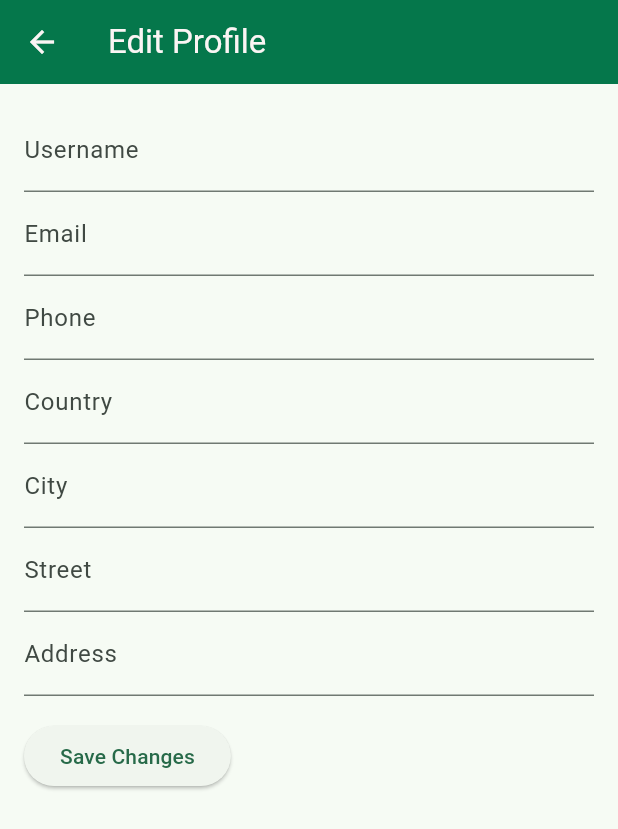
After one commit to ShakyaRupasinghe4168/organic, a Flutter app: the ProfileScreen screen opened directly, after a tap on the "edit" icon, on a phone screen of 412 x 824 dp. The commit adds this screen. Shown: the top 829 px of the screen. Run offline on Flutter 3.47's test engine with Material 3 defaults, Android fonts, the phone set to English and light mode, and no system bars; our stand-ins replace cached_network_image, carousel_slider, cloud_firestore, firebase_auth, firebase_core, firebase_messaging and 5 more; missing offline and left inert: image_card; accounts and stored records are empty.

Commit message:
Your descriptive commit message here

```diff
--- a/lib/models/user_model.dart
+++ b/lib/models/user_model.dart
@@ -68,4 +68,37 @@ class UserModel {
       city: json['city'],
     );
   }
+
+  // Copy constructor to create a new instance with updated values
+  UserModel copyWith({
+    String? uId,
+    String? username,
+    String? email,
+    String? phone,
+    String? userImg,
+    String? userDeviceToken,
+    String? country,
+    String? userAddress,
+    String? street,
+    bool? isAdmin,
+    bool? isActive,
+    DateTime? createdOn,
+    String? city,
+  }) {
+    return UserModel(
+      uId: uId ?? this.uId,
+      username: username ?? this.username,
+      email: email ?? this.email,
+      phone: phone ?? this.phone,
+      userImg: userImg ?? this.userImg,
+      userDeviceToken: userDeviceToken ?? this.userDeviceToken,
+      country: country ?? this.country,
+      userAddress: userAddress ?? this.userAddress,
+      street: street ?? this.street,
+      isAdmin: isAdmin ?? this.isAdmin,
+      isActive: isActive ?? this.isActive,
+      createdOn: createdOn ?? this.createdOn,
+      city: city ?? this.city,
+    );
+  }
 }
--- /dev/null
+++ b/lib/screens/user-panel/edit-profile-screen.dart
@@ -0,0 +1,144 @@
+// ignore_for_file: library_private_types_in_public_api, prefer_final_fields, use_build_context_synchronously, prefer_const_constructors, avoid_print
+
+import 'package:cloud_firestore/cloud_firestore.dart';
+import 'package:flutter/material.dart';
+import 'package:organic_plate/models/user_model.dart';
+import 'package:organic_plate/utils/app_constant.dart';
+
+class EditProfileScreen extends StatefulWidget {
+  final UserModel? userData;
+
+  const EditProfileScreen({Key? key, required this.userData}) : super(key: key);
+
+  @override
+  _EditProfileScreenState createState() => _EditProfileScreenState();
+}
+
+class _EditProfileScreenState extends State<EditProfileScreen> {
+  TextEditingController _usernameController = TextEditingController();
+  TextEditingController _emailController = TextEditingController();
+  TextEditingController _phoneController = TextEditingController();
+  TextEditingController _countryController = TextEditingController();
+  TextEditingController _cityController = TextEditingController();
+  TextEditingController _streetController = TextEditingController();
+  TextEditingController _userAddressController = TextEditingController();
+  // Add controllers for other fields
+
+  @override
+  void initState() {
+    super.initState();
+    _usernameController.text = widget.userData?.username ?? "";
+    _emailController.text = widget.userData?.email ?? "";
+    _phoneController.text = widget.userData?.phone ?? "";
+    _countryController.text = widget.userData?.country ?? "";
+    _cityController.text = widget.userData?.city ?? "";
+    _streetController.text = widget.userData?.street ?? "";
+    _userAddressController.text = widget.userData?.userAddress ?? "";
+    // Initialize other controllers as needed
+  }
+
+  void _saveChanges() async {
+    // Get the edited values from controllers
+    String editedUsername = _usernameController.text;
+    String editedEmail = _emailController.text;
+    String editedPhone = _phoneController.text;
+    String editedCountry = _countryController.text;
+    String editedCity = _cityController.text;
+    String editedStreet = _streetController.text;
+    String editedUserAddress = _userAddressController.text;
+    // Get other edited values
+
+    // Update the UserModel instance with the edited values
+    UserModel editedUserData = widget.userData!.copyWith(
+      username: editedUsername,
+      email: editedEmail,
+      phone: editedPhone,
+      country: editedCountry,
+      city: editedCity,
+      street: editedStreet,
+      userAddress: editedUserAddress,
+      // Update other fields
+    );
+
+    // Save the edited data to Firebase
+    await _updateUserDataInFirebase(editedUserData);
+
+    // Navigate back to the ProfileScreen
+    Navigator.pop(context);
+  }
+
+  Future<void> _updateUserDataInFirebase(UserModel editedUserData) async {
+    try {
+      await FirebaseFirestore.instance
+          .collection('users')
+          .doc(editedUserData.uId)
+          .update(editedUserData.toMap());
+      // Optionally, you can also update the local state in the ProfileScreen
+      // to reflect the changes immediately without requiring a reload.
+    } catch (error) {
+      print("Error updating user data: $error");
+      // Handle the error
+    }
+  }
+
+  @override
+  Widget build(BuildContext context) {
+    return Scaffold(
+       appBar: AppBar(
+        iconTheme: IconThemeData(color: AppConstant.appTextColor),
+
+        backgroundColor: AppConstant.appMainColor,
+      title: Text(
+          "Edit Profile",
+          style: TextStyle(color: AppConstant.appTextColor),
+        ),
+      ),
+      body: SingleChildScrollView(
+        child: Padding(
+          padding: const EdgeInsets.all(16.0),
+          child: Column(
+            crossAxisAlignment: CrossAxisAlignment.start,
+            children: [
+              TextFormField(
+                controller: _usernameController,
+                decoration: const InputDecoration(labelText: 'Username'),
+              ),
+              TextFormField(
+                controller: _emailController,
+                decoration: InputDecoration(labelText: 'Email'),
+              ),
+              TextFormField(
+                controller: _phoneController,
+                decoration: InputDecoration(labelText: 'Phone'),
+              ),
+              TextFormField(
+                controller: _countryController,
+                decoration: InputDecoration(labelText: 'Country'),
+              ),
+              TextFormField(
+                controller: _cityController,
+                decoration: InputDecoration(labelText: 'City'),
+              ),
+              TextFormField(
+                controller: _streetController,
+                decoration: InputDecoration(labelText: 'Street'),
+              ),
+              TextFormField(
+                controller: _userAddressController,
+                decoration: InputDecoration(labelText: 'Address'),
+              ),
+              // Add other form fields for editing other details
+
+              SizedBox(height: 16),
+
+              ElevatedButton(
+                onPressed: _saveChanges,
+                child: const Text('Save Changes'),
+              ),
+            ],
+          ),
+        ),
+      ),
+    );
+  }
+}
--- a/lib/screens/user-panel/user_profile.dart
+++ b/lib/screens/user-panel/user_profile.dart
@@ -1,9 +1,10 @@
-// ignore_for_file: library_private_types_in_public_api, use_key_in_widget_constructors
+// ignore_for_file: library_private_types_in_public_api, use_key_in_widget_constructors, prefer_const_constructors
 
 import 'package:flutter/material.dart';
 import 'package:firebase_auth/firebase_auth.dart';
 import 'package:cloud_firestore/cloud_firestore.dart';
-import 'package:organic_plate/models/user_model.dart';
+import 'package:organic_plate/models/user_model.dart'; // Import your EditProfileScreen
+import 'package:organic_plate/screens/user-panel/edit-profile-screen.dart';
 import 'package:organic_plate/utils/app_constant.dart';
 
 class ProfileScreen extends StatefulWidget {
@@ -53,6 +54,19 @@ class _ProfileScreenState extends State<ProfileScreen> {
         ),
         iconTheme: const IconThemeData(color: AppConstant.appTextColor),
         backgroundColor: AppConstant.appMainColor,
+        actions: [
+          IconButton(
+            icon: Icon(Icons.edit),
+            onPressed: () {
+              Navigator.push(
+                context,
+                MaterialPageRoute(
+                  builder: (context) => EditProfileScreen(userData: _userData),
+                ),
+              );
+            },
+          ),
+        ],
       ),
       body: _user != null && _userData != null
           ? Padding(
@@ -91,12 +105,10 @@ class _ProfileScreenState extends State<ProfileScreen> {
                   const SizedBox(height: 16),
                   ProfileDetailRow("Phone", _userData!.phone),
                   ProfileDetailRow("Country", _userData!.country),
-                   ProfileDetailRow("City", _userData!.city),
-                    ProfileDetailRow("Street", _userData!.street),
+                  ProfileDetailRow("City", _userData!.city),
+                  ProfileDetailRow("Street", _userData!.street),
                   ProfileDetailRow("Address", _userData!.userAddress),
-
                   ProfileDetailRow("Created On", _userData!.createdOn.toString()),
-
                 ],
               ),
             )
```
